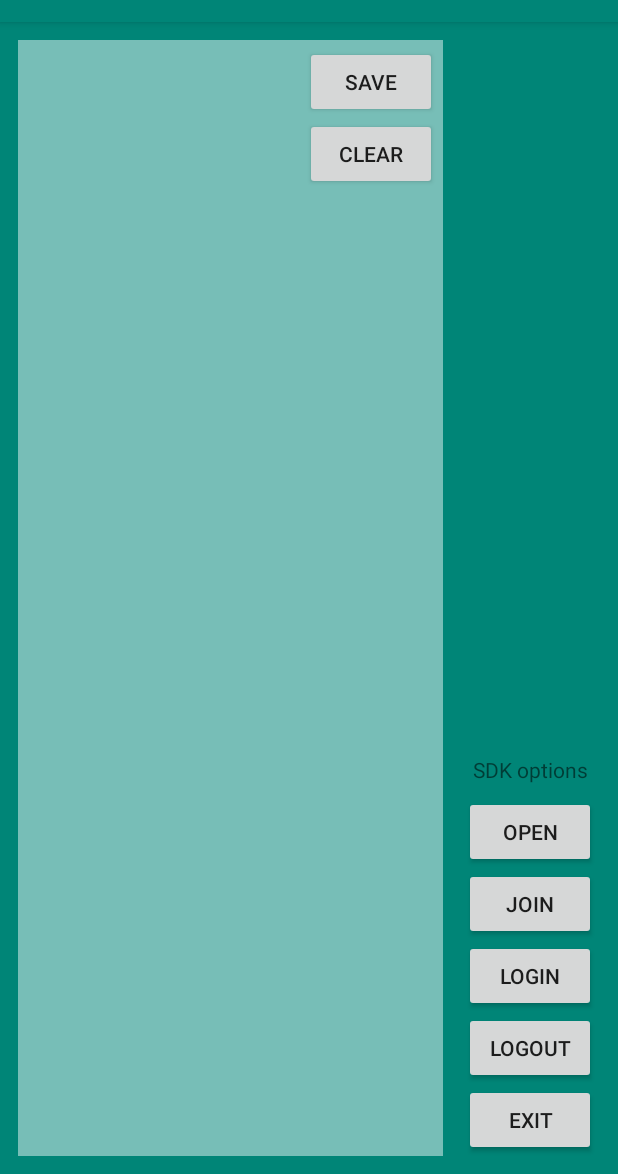
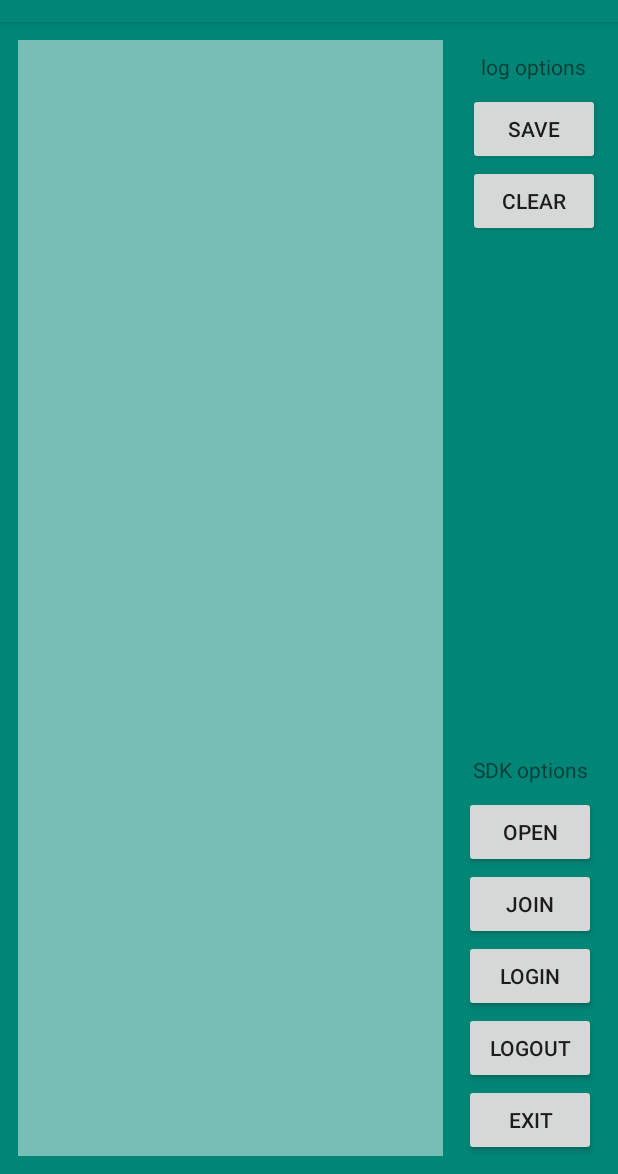
Before and after one commit to JustAllIn/ADBaseSDK, an Android app: the screen it shows after launch (MainActivity), on a phone screen of 412 x 824 dp, the part 62-1236 px from its top. Run offline under Robolectric (Android 15) with nearby library versions, the phone set to English and light mode, and no system bars.

Commit message:
[adbase sdk] 优化demo

```diff
--- a/app/src/main/res/layout/activity_main.xml
+++ b/app/src/main/res/layout/activity_main.xml
@@ -70,12 +70,19 @@
         tools:text="log area" />
 
     <LinearLayout
-        app:layout_constraintTop_toTopOf="@+id/tv_log"
-        app:layout_constraintEnd_toEndOf="@+id/tv_log"
-        android:layout_margin="4dp"
+        android:layout_width="wrap_content"
+        android:layout_height="wrap_content"
+        android:layout_margin="12dp"
         android:orientation="vertical"
-        android:layout_width="wrap_content"
-        android:layout_height="wrap_content">
+        android:gravity="center_horizontal"
+        app:layout_constraintTop_toTopOf="parent"
+        app:layout_constraintEnd_toEndOf="parent">
+
+        <TextView
+            android:padding="8dp"
+            android:text="log options"
+            android:layout_width="wrap_content"
+            android:layout_height="wrap_content"/>
 
         <Button
             android:onClick="saveLog"
```
